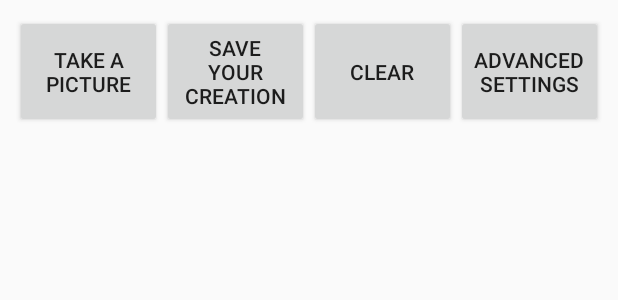
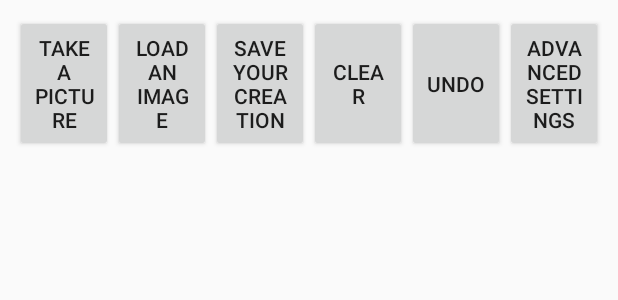
Before and after one commit to parvs1/image-paint-android-app, an Android app: the layout activity_main.xml on its own in the app's theme, with its tools: preview values and no code run, on a phone screen of 412 x 824 dp. Shown: the top 300 px of the screen. Run offline under Robolectric (Android 15) with nearby library versions, the phone set to English and light mode, and no system bars.

Commit message:
Added undo button and also added loading an image from the file explorer

```diff
--- a/app/src/main/res/layout/activity_main.xml
+++ b/app/src/main/res/layout/activity_main.xml
@@ -11,7 +11,7 @@
         android:layout_height="wrap_content"
         android:layout_margin="10dp"
         android:orientation="horizontal"
-        android:weightSum="4">
+        android:weightSum="6">
 
         <Button
             android:id="@+id/button_take_picture"
@@ -19,6 +19,13 @@
             android:layout_height="match_parent"
             android:layout_weight="1"
             android:text="Take a Picture" />
+
+        <Button
+            android:id="@+id/button_load_image"
+            android:layout_width="0dp"
+            android:layout_height="match_parent"
+            android:layout_weight="1"
+            android:text="Load an Image" />
 
         <Button
             android:id="@+id/button_save_image"
@@ -33,6 +40,13 @@
             android:layout_weight="1"
             android:layout_height="match_parent"
             android:text="Clear" />
+
+        <Button
+            android:id="@+id/button_undo"
+            android:layout_width="0dp"
+            android:layout_height="match_parent"
+            android:layout_weight="1"
+            android:text="Undo" />
 
         <Button
             android:id="@+id/button_advanced_settings"
```
Also changed, not shown: app/src/main/java/com/drawing/drawingapplication/MainActivity.java (+58 -8 lines).
